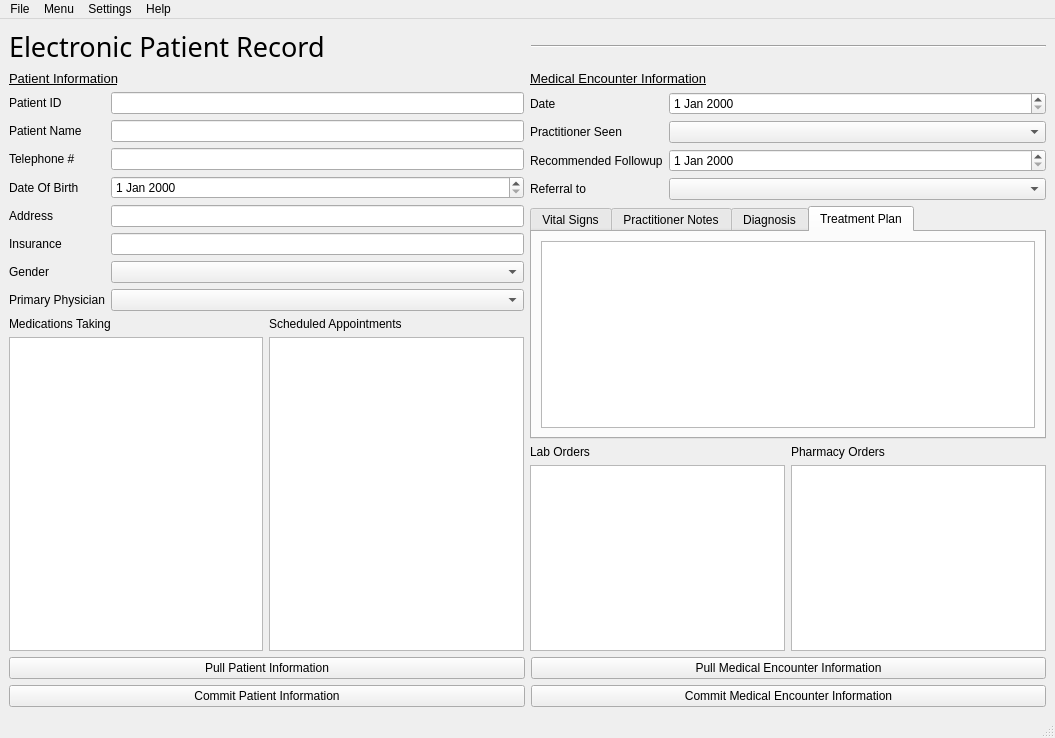
CS532-Marlboro-Health-Tracker/Cigya, file cigya/ui/er.ui: the form before one commit.
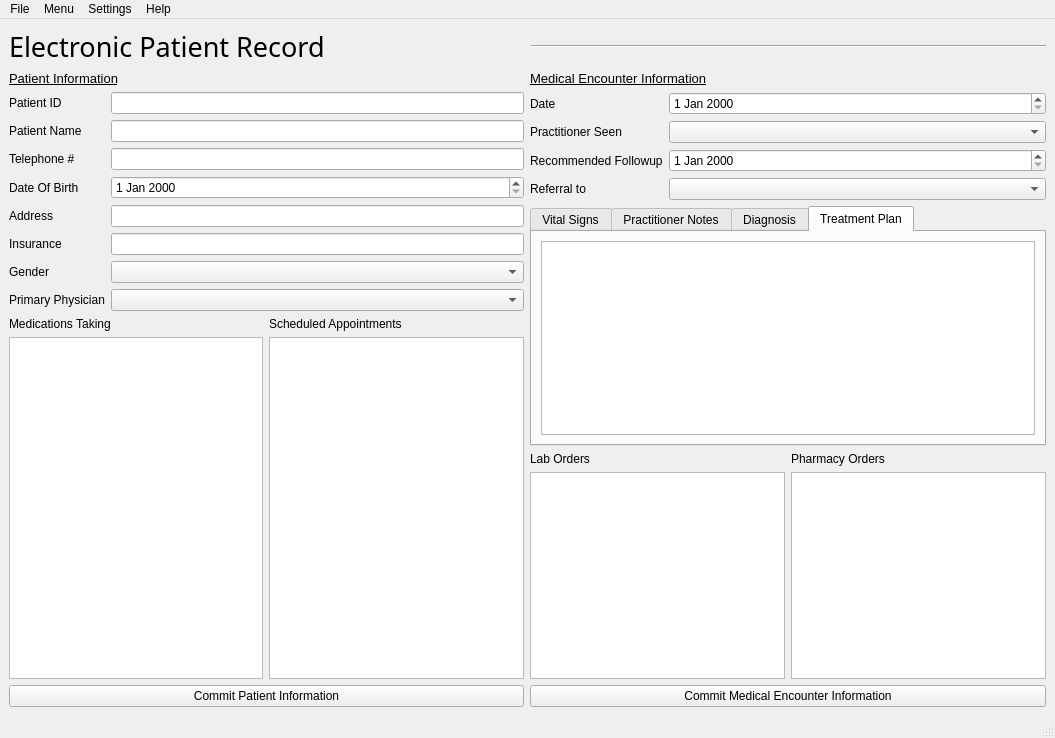
The form after the commit. The open tabs and pages were chosen to show the change.

Commit message: Electronic Patient Record and Login UI's complete

```diff
--- a/cigya/ui/er.ui
+++ b/cigya/ui/er.ui
@@ -193,6 +193,13 @@
           </item>
          </layout>
         </item>
+        <item>
+         <widget class="QPushButton" name="commitpatientBtn">
+          <property name="text">
+           <string>Commit Patient Information</string>
+          </property>
+         </widget>
+        </item>
        </layout>
       </item>
       <item>
@@ -295,7 +302,11 @@
            </attribute>
            <layout class="QVBoxLayout" name="verticalLayout_12">
             <item>
-             <widget class="QTextEdit" name="textEdit_4"/>
+             <widget class="QTextEdit" name="treatmentInput">
+              <property name="whatsThis">
+               <string/>
+              </property>
+             </widget>
             </item>
            </layout>
           </widget>
@@ -333,41 +344,8 @@
           </item>
          </layout>
         </item>
-       </layout>
-      </item>
-     </layout>
-    </item>
-    <item>
-     <layout class="QHBoxLayout" name="horizontalLayout">
-      <item>
-       <layout class="QVBoxLayout" name="verticalLayout_5">
         <item>
-         <widget class="QPushButton" name="pushButton">
-          <property name="text">
-           <string>Pull Patient Information</string>
-          </property>
-         </widget>
-        </item>
-        <item>
-         <widget class="QPushButton" name="pushButton_3">
-          <property name="text">
-           <string>Commit Patient Information</string>
-          </property>
-         </widget>
-        </item>
-       </layout>
-      </item>
-      <item>
-       <layout class="QVBoxLayout" name="verticalLayout_6">
-        <item>
-         <widget class="QPushButton" name="pushButton_4">
-          <property name="text">
-           <string>Pull Medical Encounter Information</string>
-          </property>
-         </widget>
-        </item>
-        <item>
-         <widget class="QPushButton" name="pushButton_2">
+         <widget class="QPushButton" name="commitencounterBtn">
           <property name="sizePolicy">
            <sizepolicy hsizetype="Preferred" vsizetype="Preferred">
             <horstretch>0</horstretch>
```
Left out of the diff: 116 changed lines with no effect on the pictures. The commit also changes 1 other file.
